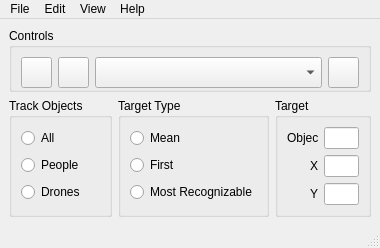
Old version of the form pyqt5_ui/main_window.ui in the repository sandhavi/Intellihack_kodelabs.
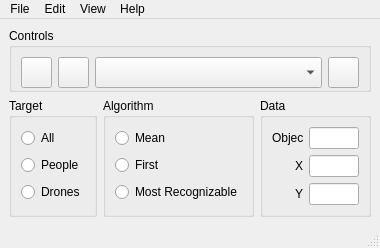
New version of the form. Icons and pictures are not drawn.

What changed in the file:
```diff
--- a/pyqt5_ui/main_window.ui
+++ b/pyqt5_ui/main_window.ui
@@ -181,7 +181,7 @@
       <item>
        <widget class="QGroupBox" name="groupBox">
         <property name="title">
-         <string>Track Objects</string>
+         <string>Target</string>
         </property>
         <layout class="QVBoxLayout" name="verticalLayout">
          <item>
@@ -214,7 +214,7 @@
       <item>
        <widget class="QGroupBox" name="groupBox_4">
         <property name="title">
-         <string>Target Type</string>
+         <string>Algorithm</string>
         </property>
         <layout class="QVBoxLayout" name="verticalLayout_4">
          <item>
@@ -247,7 +247,7 @@
       <item>
        <widget class="QGroupBox" name="groupBox_2">
         <property name="title">
-         <string>Target</string>
+         <string>Data</string>
         </property>
         <layout class="QVBoxLayout" name="verticalLayout_2">
          <item>
```
Left out of the diff: 10 changed lines with no effect on the pictures.
